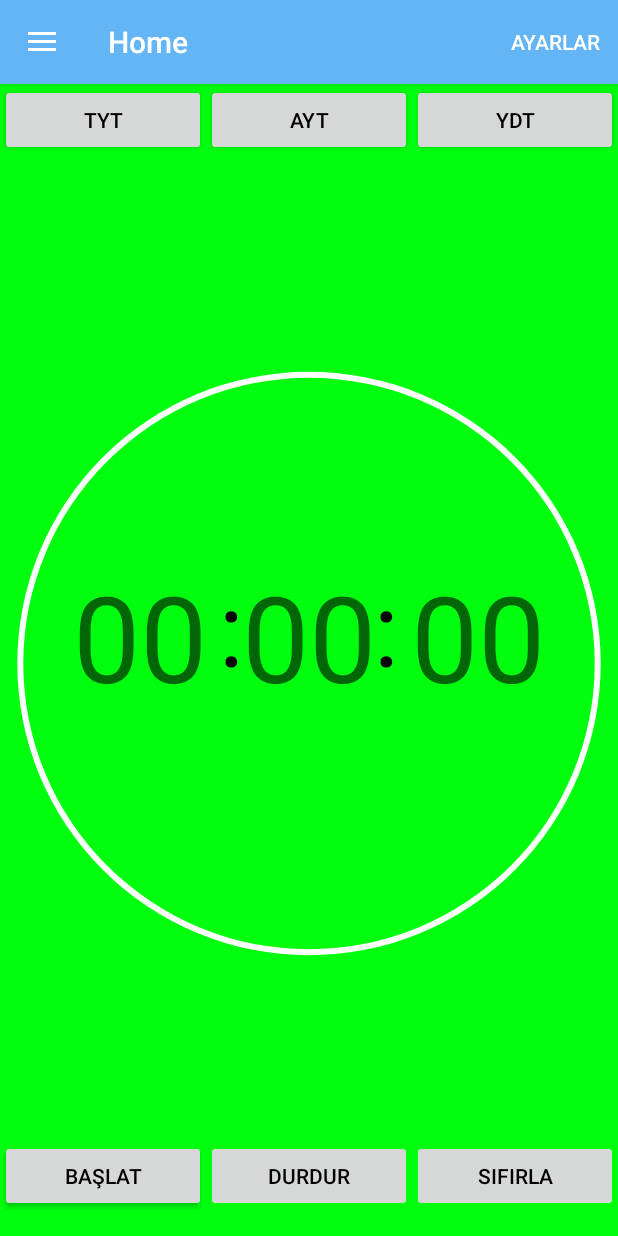
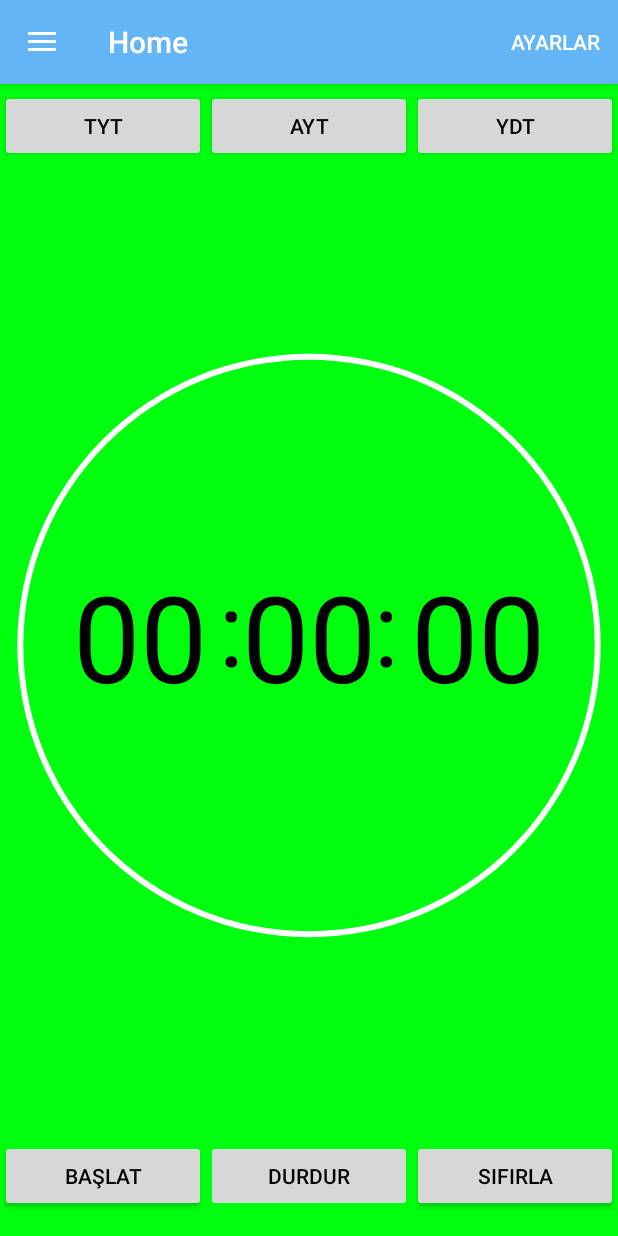
Before and after one commit to zplmco001/ST-Scheduler, an Android app: the screen it shows after launch (Hmp), after a tap on "Kronometre", on a phone screen of 412 x 824 dp. Run offline under Robolectric (Android 15) with nearby library versions, the phone set to English and light mode, and no system bars; 1 other tap on this screen came first.

Commit message:
Kronometre

```diff
--- a/Desktop/Trial/app/src/main/java/com/trial/kk/trial/Kronometre.java
+++ b/Desktop/Trial/app/src/main/java/com/trial/kk/trial/Kronometre.java
@@ -29,16 +29,13 @@ public class Kronometre extends Fragment {
     private CountDownTimer countDownTimer;
     private AlertDialog.Builder builder;
 
+
     private int hour,minute,second;
     private double h,m,s;
     private int progress=0,check=0,click=0;
     private double totaltime;
     private int flag=0;
 
-    public void onCreate(@Nullable Bundle savedInstanceState) {
-        super.onCreate(savedInstanceState);
-
-    }
 
     public View onCreateView(LayoutInflater inflater, @Nullable ViewGroup container, @Nullable Bundle savedInstanceState) {
         View view = inflater.inflate(R.layout.kronometre_layout, container, false);
@@ -51,31 +48,7 @@ public class Kronometre extends Fragment {
         minuteedit.setCursorVisible(false);
         secondedit.setCursorVisible(false);
 
-        //test
 
-       /* houredit.setOnTouchListener(new View.OnTouchListener() {
-            @Override
-            public boolean onTouch(View view, MotionEvent motionEvent) {
-                houredit.setFocusableInTouchMode(true);
-                return false;
-            }
-        });
-
-        minuteedit.setOnTouchListener(new View.OnTouchListener() {
-            @Override
-            public boolean onTouch(View view, MotionEvent motionEvent) {
-                minuteedit.setFocusableInTouchMode(true);
-                return false;
-            }
-        });
-
-        secondedit.setOnTouchListener(new View.OnTouchListener() {
-            @Override
-            public boolean onTouch(View view, MotionEvent motionEvent) {
-                secondedit.setFocusableInTouchMode(true);
-                return false;
-            }
-        });*/
         start  = (Button) view.findViewById(R.id.start);
         stop  = (Button) view.findViewById(R.id.stop);
         reset  = (Button) view.findViewById(R.id.reset);
@@ -94,7 +67,7 @@ public class Kronometre extends Fragment {
         progressBar.setProgressDrawable(drawable);
 
         stop.setEnabled(false);
-        reset.setEnabled(false);
+        reset.setEnabled(true);
 
         tytsüre.setOnClickListener(new View.OnClickListener() {
             @Override
@@ -138,13 +111,15 @@ public class Kronometre extends Fragment {
             }
         });
 
+
         start.setOnClickListener(new View.OnClickListener() {
             @Override
             public void onClick(View view) {
-                check=1;
+
                 if(houredit.getText().toString().equals("") && minuteedit.getText().toString().equals("") && secondedit.getText().toString().equals("")){
 
                 }else{
+                    check=1;
                     start.setEnabled(false);
                     stop.setEnabled(true);
                     reset.setEnabled(true);
@@ -164,6 +139,13 @@ public class Kronometre extends Fragment {
                     }
                     if(secondedit.getText().toString().equals("")){
                         secondedit.setText("00");
+                    }
+
+                    if(Integer.parseInt(minuteedit.getText().toString())>59){
+                        minuteedit.setText("59");
+                    }
+                    if(Integer.parseInt(secondedit.getText().toString())>59){
+                        secondedit.setText("59");
                     }
                     hour=Integer.parseInt(houredit.getText().toString());
                     minute=Integer.parseInt(minuteedit.getText().toString());
@@ -212,9 +194,8 @@ public class Kronometre extends Fragment {
                             }
 
                             progress+=500;
-                            Log.e("sa","onTick: "+progress);
-                            // Log.e("tot", "onTick: "+totaltime);
-                            //Log.e("saniye","onTick: "+s);
+
+
                         }
 
                         @Override
@@ -269,6 +250,7 @@ public class Kronometre extends Fragment {
             }
         });
 
+
         stop.setOnClickListener(new View.OnClickListener() {
             @Override
             public void onClick(View view) {
@@ -282,6 +264,8 @@ public class Kronometre extends Fragment {
                 }
             }
         });
+
+
         reset.setOnClickListener(new View.OnClickListener() {
             @Override
             public void onClick(View view) {
@@ -298,7 +282,6 @@ public class Kronometre extends Fragment {
                     minuteedit.setEnabled(true);
                     secondedit.setEnabled(true);
                     start.setEnabled(true);
-                    reset.setEnabled(false);
                     stop.setEnabled(false);
                     tytsüre.setEnabled(true);
                     aytsüre.setEnabled(true);
@@ -309,6 +292,8 @@ public class Kronometre extends Fragment {
                 }
             }
         });
+
+
         return view;
     }
 
--- a/Desktop/Trial/app/src/main/res/layout/kronometre_layout.xml
+++ b/Desktop/Trial/app/src/main/res/layout/kronometre_layout.xml
@@ -13,9 +13,13 @@
         android:layout_width="0dp"
         android:layout_height="wrap_content"
         android:orientation="horizontal"
-        tools:layout_editor_absoluteY="4dp"
         app:layout_constraintLeft_toLeftOf="parent"
-        app:layout_constraintRight_toRightOf="parent">
+        app:layout_constraintRight_toRightOf="parent"
+        tools:layout_constraintTop_creator="1"
+        tools:layout_constraintRight_creator="1"
+        android:layout_marginTop="4dp"
+        tools:layout_constraintLeft_creator="1"
+        app:layout_constraintTop_toTopOf="parent">
 
         <Button
             android:id="@+id/tytsüre"
@@ -69,6 +73,7 @@
             android:background="@android:color/transparent"
             android:ems="10"
             android:hint="00"
+            android:textColorHint="#000"
             android:inputType="number"
             android:maxLength="2"
             android:textAlignment="textEnd"
@@ -85,6 +90,7 @@
             android:background="@android:color/transparent"
             android:ems="10"
             android:hint="00"
+            android:textColorHint="#000"
             android:inputType="number"
             android:maxLength="2"
             android:textAlignment="center"
@@ -103,6 +109,7 @@
             android:background="@android:color/transparent"
             android:ems="10"
             android:hint="00"
+            android:textColorHint="#000"
             android:inputType="number"
             android:maxLength="2"
             android:textColor="#000"
@@ -115,13 +122,13 @@
 
         android:id="@+id/sayac"
         style="?android:attr/progressBarStyleHorizontal"
-        android:layout_width="match_parent"
-        android:layout_height="match_parent"
+        android:layout_width="0dp"
+        android:layout_height="0dp"
         android:layout_centerInParent="true"
-        android:layout_marginBottom="61dp"
+        android:layout_marginBottom="25dp"
         android:layout_marginEnd="6dp"
         android:layout_marginStart="6dp"
-        android:layout_marginTop="66dp"
+        android:layout_marginTop="70dp"
         android:indeterminate="false"
         android:max="100"
         android:progress="50"
@@ -131,11 +138,12 @@
         app:layout_constraintLeft_toLeftOf="parent"
         app:layout_constraintRight_toRightOf="parent"
         app:layout_constraintTop_toTopOf="parent"
-        app:layout_constraintVertical_bias="0.0"
+        app:layout_constraintVertical_bias="1.0"
         tools:layout_constraintBottom_creator="1"
         tools:layout_constraintLeft_creator="1"
         tools:layout_constraintRight_creator="1"
-        tools:layout_constraintTop_creator="1" />
+        tools:layout_constraintTop_creator="1"
+        app:layout_constraintHorizontal_bias="1.0" />
 
     <TextView
         android:id="@+id/textView16"
```
